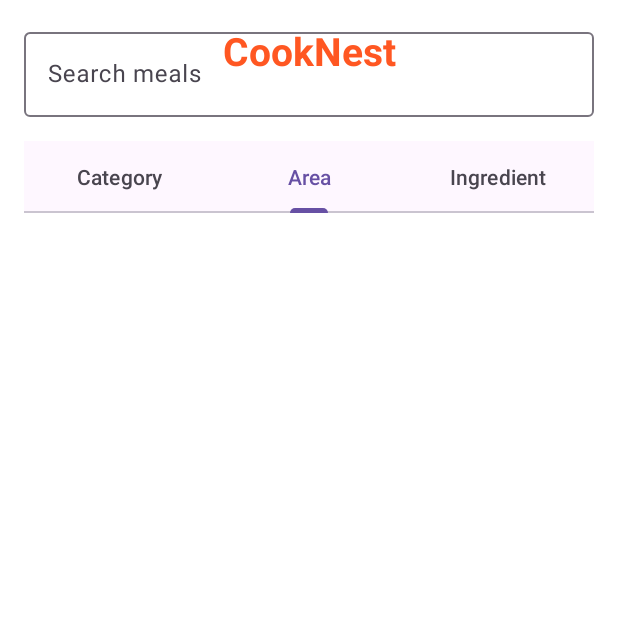
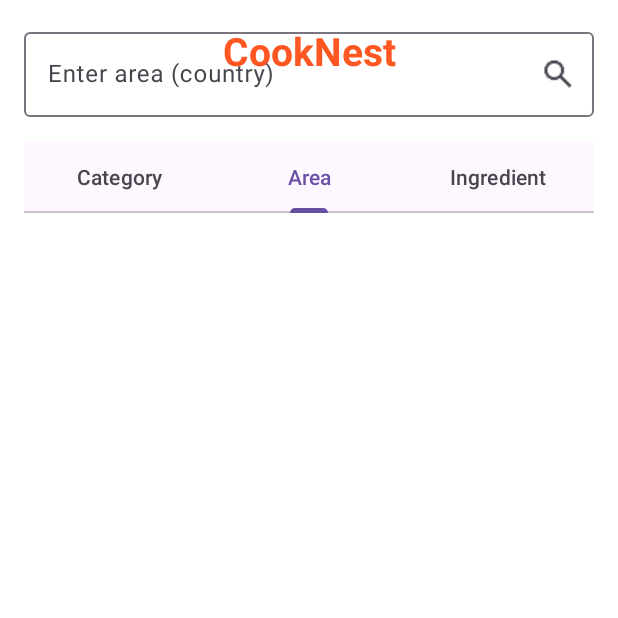
Before and after one commit to ahmmedadly/CookNest, an Android app: the fragment SearchFragment placed in its activity, tab 2 chosen, on a phone screen of 412 x 824 dp, the top half of it. Run offline under Robolectric (Android 15) with nearby library versions, the phone set to English and light mode, and no system bars; our stand-ins replace Room's generated code; pictures from the network do not load; 5 statements that could not run were skipped.

Commit message:
Done The Initial Search Functionality and filter by Area ,Category ,Ingredient Also Added the Arrow down xml to be used later as icon for Search List

```diff
--- a/app/src/main/java/com/example/cooknest/data/network/ApiService.java
+++ b/app/src/main/java/com/example/cooknest/data/network/ApiService.java
@@ -20,15 +20,10 @@ public interface ApiService {
 
     @GET("filter.php")
     Call<MealResponse> getMealsByIngredient(@Query("i") String ingredient);
-
     @GET("lookup.php")
     Call<MealResponse> getMealDetails(@Query("i") int mealId);
-
-     @GET("search.php")
-     Call<MealResponse> searchMealsByName(@Query("s") String name);
-
-     @GET("lookup.php")
-     Call<MealResponse> getMealById(@Query("i") String id);
+    @GET("search.php")
+    Call<MealResponse> searchMeals(@Query("s") String query);
      @GET("categories.php")
      Call<CategoryResponse> getCategories();
 
@@ -38,5 +33,4 @@ public interface ApiService {
      @GET("list.php?i=list")
      Call<IngredientResponse> getIngredients();
 
-
 }
--- a/app/src/main/java/com/example/cooknest/view/Fragments/SearchFragment.java
+++ b/app/src/main/java/com/example/cooknest/view/Fragments/SearchFragment.java
@@ -1,21 +1,159 @@
 package com.example.cooknest.view.Fragments;
 
+import static java.security.AccessController.getContext;
 import android.os.Bundle;
 import android.view.LayoutInflater;
 import android.view.View;
 import android.view.ViewGroup;
-import androidx.annotation.NonNull;
-import androidx.annotation.Nullable;
+import android.widget.Toast;
+
 import androidx.fragment.app.Fragment;
+import androidx.recyclerview.widget.LinearLayoutManager;
+import androidx.recyclerview.widget.RecyclerView;
+
+import com.example.cooknest.Adapters.MealAdapter;
 import com.example.cooknest.R;
+import com.example.cooknest.data.model.Meal;
+import com.example.cooknest.data.model.MealResponse;
+import com.example.cooknest.data.network.ApiService;
+import com.example.cooknest.data.network.RetrofitClient;
+import com.google.android.material.tabs.TabLayout;
+import com.google.android.material.textfield.TextInputEditText;
+import com.google.android.material.textfield.TextInputLayout;
+
+import java.util.ArrayList;
+import java.util.List;
+
+import retrofit2.Call;
+import retrofit2.Callback;
+import retrofit2.Response;
 
 public class SearchFragment extends Fragment {
 
-    @Nullable
+    private TextInputLayout textInputLayout;
+    private TextInputEditText etSearch;
+    private TabLayout tabLayout;
+    private RecyclerView rvSearchResults;
+    private MealAdapter adapter;
+
+    private ApiService apiService;
+
+    public SearchFragment() {
+    }
+
     @Override
-    public View onCreateView(@NonNull LayoutInflater inflater,
-                             @Nullable ViewGroup container,
-                             @Nullable Bundle savedInstanceState) {
-        return inflater.inflate(R.layout.fragment_search, container, false);
+    public View onCreateView(LayoutInflater inflater, ViewGroup container,
+                             Bundle savedInstanceState) {
+        View view = inflater.inflate(R.layout.fragment_search, container, false);
+
+        // Init views
+        textInputLayout = view.findViewById(R.id.textInputLayout);
+        etSearch = view.findViewById(R.id.etSearch);
+        tabLayout = view.findViewById(R.id.tabLayout);
+        rvSearchResults = view.findViewById(R.id.rvSearchResults);
+
+        // Init API
+        apiService = RetrofitClient.getInstance().getApiService();
+
+        // Setup RecyclerView
+        adapter = new MealAdapter(meal -> {
+            // Handle meal click
+            Toast.makeText(getContext(), "Meal clicked: " + meal.getStrMeal(), Toast.LENGTH_SHORT).show();
+        }, (meal, isFavorite) -> {
+            // Handle favorite click
+            Toast.makeText(getContext(), "Favorite clicked: " + meal.getStrMeal(), Toast.LENGTH_SHORT).show();
+        });
+        if (getContext() != null) {
+            adapter.setMeals(new ArrayList<>());
+            adapter.notifyDataSetChanged();
+            rvSearchResults.setAdapter(adapter);
+            rvSearchResults.setLayoutManager(new LinearLayoutManager(getContext()));
+        }
+        rvSearchResults.setLayoutManager(new LinearLayoutManager(getContext()));
+        rvSearchResults.setAdapter(adapter);
+
+        // Handle search icon click
+        textInputLayout.setEndIconOnClickListener(v -> {
+            String query = etSearch.getText().toString().trim();
+            if (!query.isEmpty()) {
+                performSearch(query);
+            } else {
+                Toast.makeText(getContext(), "Please enter a search keyword", Toast.LENGTH_SHORT).show();
+            }
+        });
+
+        tabLayout.addOnTabSelectedListener(new TabLayout.OnTabSelectedListener() {
+            @Override public void onTabSelected(TabLayout.Tab tab) {
+                switch (tab.getPosition()) {
+                    case 0:
+                        textInputLayout.setHint("Enter category name");
+                        break;
+                    case 1:
+                        textInputLayout.setHint("Enter area (country)");
+                        break;
+                    case 2:
+                        textInputLayout.setHint("Enter ingredient");
+                        break;
+                    default:
+                        textInputLayout.setHint("Enter Meal Name");
+                        break;
+                }
+            }
+
+            @Override public void onTabUnselected(TabLayout.Tab tab) { }
+            @Override public void onTabReselected(TabLayout.Tab tab) { }
+        });
+
+        return view;
+    }
+
+    private void performSearch(String query) {
+        int selectedTab = tabLayout.getSelectedTabPosition();
+        Call<MealResponse> call = null;
+
+        try {
+            switch (selectedTab) {
+                case 0: // Category
+                    call = apiService.getMealsByCategory(query);
+                    break;
+                case 1: // Area
+                    call = apiService.getMealsByArea(query);
+                    break;
+                case 2: // Ingredient
+                    call = apiService.getMealsByIngredient(query);
+                    break;
+                default://Search all
+                    call = apiService.searchMeals(query);
+                    break;
+            }
+
+            if (call != null) {
+                call.enqueue(new Callback<MealResponse>() {
+                    @Override
+                    public void onResponse(Call<MealResponse> call, Response<MealResponse> response) {
+                        if (response.isSuccessful() && response.body() != null) {
+                            List<Meal> results = response.body().getMeals();
+                            if (results != null && !results.isEmpty()) {
+                                adapter.setMeals(results);
+                            } else {
+                                showEmptyState();
+                            }
+                        }
+                    }
+
+                    @Override
+                    public void onFailure(Call<MealResponse> call, Throwable t) {
+                        Toast.makeText(getContext(), "Error: " + t.getMessage(), Toast.LENGTH_SHORT).show();
+                    }
+                });
+            }
+        } catch (Exception e) {
+            Toast.makeText(getContext(), "Search error: " + e.getMessage(), Toast.LENGTH_SHORT).show();
+        }
+    }
+
+    private void showEmptyState() {
+        adapter.setMeals(new ArrayList<>());
+        Toast.makeText(getContext(), "No results found", Toast.LENGTH_SHORT).show();
     }
 }
--- /dev/null
+++ b/app/src/main/res/drawable/baseline_arrow_drop_down_24.xml
@@ -0,0 +1,5 @@
+<vector xmlns:android="http://schemas.android.com/apk/res/android" android:alpha="0.94" android:height="24dp" android:tint="#000000" android:viewportHeight="24" android:viewportWidth="24" android:width="24dp">
+
+    <path android:fillColor="@android:color/white" android:pathData="M7,10l5,5 5,-5z"/>
+
+</vector>
--- a/app/src/main/res/layout/fragment_search.xml
+++ b/app/src/main/res/layout/fragment_search.xml
@@ -8,14 +8,20 @@
     android:padding="16dp">
 
     <com.google.android.material.textfield.TextInputLayout
+        android:id="@+id/textInputLayout"
         android:layout_width="match_parent"
         android:layout_height="wrap_content"
-        android:hint="Search meals">
+        app:endIconMode="custom"
+        app:endIconDrawable="@drawable/search"
+        app:endIconContentDescription="@string/Search"
+        app:boxBackgroundMode="outline">
 
         <com.google.android.material.textfield.TextInputEditText
             android:id="@+id/etSearch"
             android:layout_width="match_parent"
-            android:layout_height="wrap_content"/>
+            android:layout_height="wrap_content"
+            android:hint="Search..."
+            android:imeOptions="actionSearch"/>
 
     </com.google.android.material.textfield.TextInputLayout>
 
--- a/app/src/main/res/layout/item_meal.xml
+++ b/app/src/main/res/layout/item_meal.xml
@@ -9,7 +9,7 @@
     <LinearLayout
         android:layout_width="match_parent"
         android:layout_height="wrap_content"
-        android:orientation="vertical"
+        android:orientation="horizontal"
         android:padding="16dp">
 
         <ImageView
```
